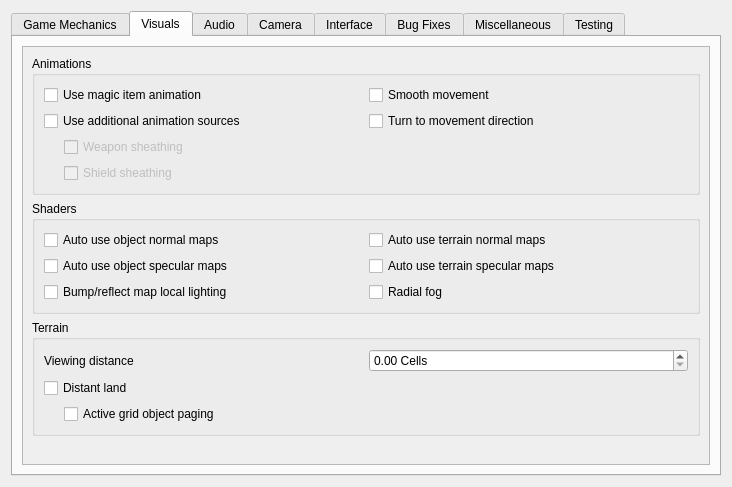
Qt form files/ui/advancedpage.ui (sunhawken/openmw) before a commit.
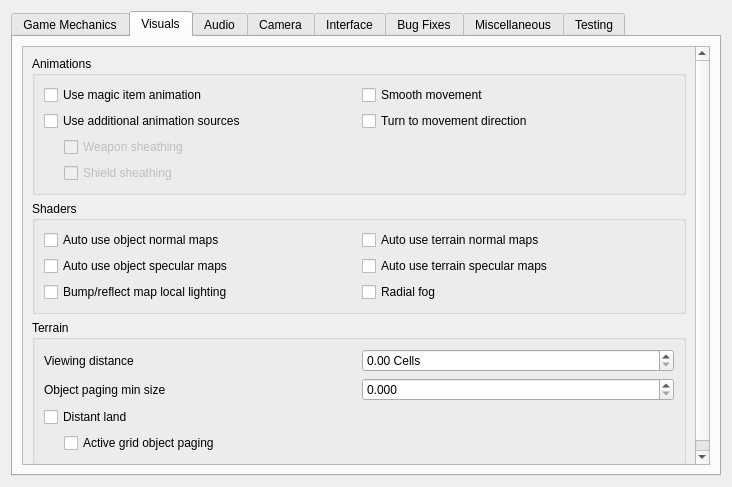
The same form after that commit. The open tabs and pages were chosen to show the change.

Commit message:
Merge branch 'object_paging_min_size_combo_box' into 'master'
Adding Object Paging Min Size combo box to Advanced -> Visuals

See merge request OpenMW/openmw!917

9f2f5174 Adding Object Paging Min Size combo box to Advanced -> Visuals
89950e55 Preventing type conversion of double to float for objectPagingMinSize

Patch:
```diff
--- a/files/ui/advancedpage.ui
+++ b/files/ui/advancedpage.ui
@@ -478,6 +478,36 @@
                </layout>
               </item>
               <item row="1" column="0">
+               <layout class="QHBoxLayout" name="objectPagingMinSizeLayout">
+                <item>
+                 <widget class="QLabel" name="objectPagingMinSizeLabel">
+                  <property name="toolTip">
+                   <string>&lt;html&gt;&lt;head/&gt;&lt;body&gt;&lt;p&gt;Controls how large an object must be to be visible in the scene. The object’s size is divided by its distance to the camera and the result of the division is compared with this value. The smaller this value is, the more objects you will see in the scene.&lt;/p&gt;&lt;/body&gt;&lt;/html&gt;</string>
+                  </property>
+                  <property name="text">
+                   <string>Object paging min size</string>
+                  </property>
+                 </widget>
+                </item>
+                <item>
+                 <widget class="QDoubleSpinBox" name="objectPagingMinSizeComboBox">
+                  <property name="decimals">
+                   <number>3</number>
+                  </property>
+                  <property name="minimum">
+                   <double>0.000000000000000</double>
+                  </property>
+                  <property name="maximum">
+                   <double>0.250000000000000</double>
+                  </property>
+                  <property name="singleStep">
+                   <double>0.005000000000000</double>
+                  </property>
+                 </widget>
+                </item>
+               </layout>
+              </item>
+              <item row="2" column="0">
                <widget class="QCheckBox" name="distantLandCheckBox">
                 <property name="toolTip">
                  <string>&lt;html&gt;&lt;head/&gt;&lt;body&gt;&lt;p&gt;If true, use paging and LOD algorithms to display the entire terrain. If false, only display terrain of the loaded cells.&lt;/p&gt;&lt;/body&gt;&lt;/html&gt;</string>
@@ -487,7 +517,7 @@
                 </property>
                </widget>
               </item>
-              <item row="2" column="0">
+              <item row="3" column="0">
                <layout class="QVBoxLayout" name="distantLandLayout">
                 <property name="leftMargin">
                  <number>20</number>
```
The commit also changes 3 other files.
